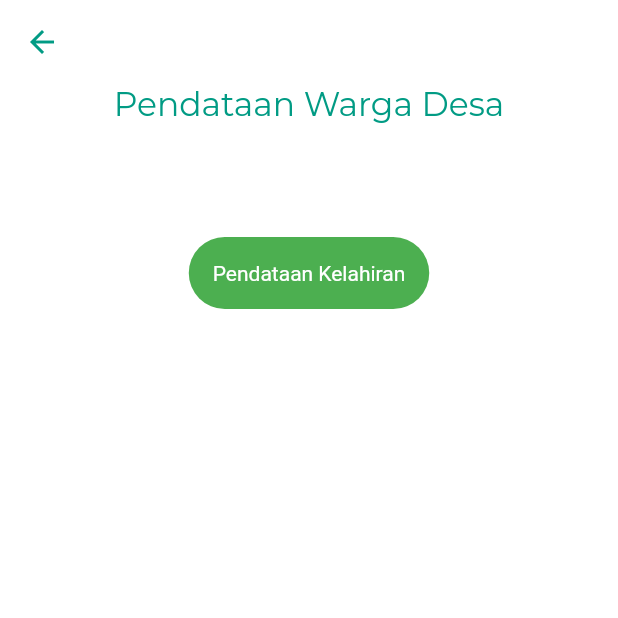
After one commit to risdatamamal/smartville-mobile, a Flutter app: the CitizenDataMenu screen opened directly, on a phone screen of 412 x 824 dp, the top half of it. The commit adds this screen. Run offline on Flutter 3.47's test engine with Material 2 defaults, Android fonts, the phone set to English and light mode, and no system bars; our stand-ins replace dio, google_fonts, image_picker, shared_preferences; accounts and stored records are empty.

Commit message:
Add citizen_data_menu.dart

```diff
--- /dev/null
+++ b/lib/pages/citizen_data_menu.dart
@@ -0,0 +1,65 @@
+import 'package:flutter/material.dart';
+import 'package:flutter/cupertino.dart';
+import 'package:smartville/common/colors.dart';
+import 'package:smartville/common/constant.dart';
+import 'package:smartville/common/text_styles.dart';
+
+class CitizenDataMenu extends StatefulWidget {
+  const CitizenDataMenu({Key? key}) : super(key: key);
+  static const routeName = 'citizen_data_menu'
+      '';
+
+  @override
+  State<CitizenDataMenu> createState() => _CitizenDataMenuState();
+}
+
+class _CitizenDataMenuState extends State<CitizenDataMenu> {
+  @override
+  Widget build(BuildContext context) {
+    return SafeArea(
+      child: Scaffold(
+        appBar: AppBar(
+          backgroundColor: Colors.transparent,
+          elevation: 0.0,
+          leading: const BackButton(color: primaryColor),
+        ),
+        backgroundColor: Colors.white,
+        body: SingleChildScrollView(
+          child: Padding(
+            padding: const EdgeInsets.symmetric(horizontal: defaultMargin),
+            child: Column(
+              children: [
+                Align(
+                  alignment: Alignment.center,
+                  child: Text(
+                    'Pendataan Warga Desa',
+                    style: primaryText.copyWith(fontSize: 22),
+                  ),
+                ),
+                const SizedBox(
+                  height: 75,
+                ),
+                Form(
+                  child: Material(
+                    borderRadius: BorderRadius.circular(30),
+                    color: Colors.green,
+                    child: const InkWell(
+                      splashColor: Colors.greenAccent,
+                      child: Padding(
+                        padding: EdgeInsets.all(16),
+                        child: Text(
+                          "Pendataan Kelahiran",
+                          style: TextStyle(color: Colors.white),
+                        ),
+                      ),
+                    ),
+                  ),
+                )
+              ],
+            ),
+          ),
+        ),
+      ),
+    );
+  }
+}
--- a/lib/pages/register_page_2.dart
+++ b/lib/pages/register_page_2.dart
@@ -2,6 +2,7 @@ import 'package:flutter/material.dart';
 import 'package:smartville/common/colors.dart';
 import 'package:smartville/common/constant.dart';
 import 'package:smartville/common/text_styles.dart';
+import 'package:smartville/pages/citizen_data_menu.dart';
 import 'package:smartville/pages/register_page_3.dart';
 import 'package:smartville/widgets/custom_form_field.dart';
 
@@ -12,6 +13,7 @@ class RegisterPage2 extends StatefulWidget {
 
   @override
   State<RegisterPage2> createState() => _RegisterPage2State();
+
 }
 
 class _RegisterPage2State extends State<RegisterPage2> {
@@ -159,7 +161,7 @@ class _RegisterPage2State extends State<RegisterPage2> {
                               if (_formKey.currentState!.validate()) {
                                 // TODO
                                 Navigator.of(context).pushNamed(
-                                  RegisterPage3.routeName,
+                                  CitizenDataMenu.routeName,
                                   arguments: "Zac Efron",
                                 );
                               }
```
